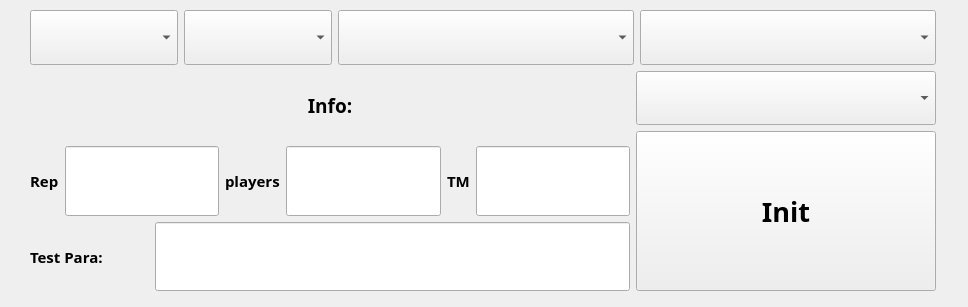
Old version of the form ffbe_widget.ui in the repository HyuntaMansei/ffbe.
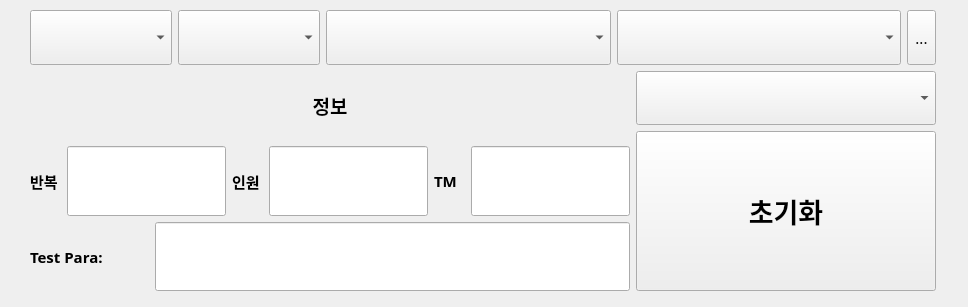
New version of the form.

What changed in the file:
```diff
--- a/ffbe_widget.ui
+++ b/ffbe_widget.ui
@@ -138,6 +138,25 @@
         </property>
        </widget>
       </item>
+      <item>
+       <widget class="QToolButton" name="toolButton">
+        <property name="sizePolicy">
+         <sizepolicy hsizetype="Preferred" vsizetype="Preferred">
+          <horstretch>0</horstretch>
+          <verstretch>0</verstretch>
+         </sizepolicy>
+        </property>
+        <property name="text">
+         <string>...</string>
+        </property>
+        <property name="iconSize">
+         <size>
+          <width>30</width>
+          <height>30</height>
+         </size>
+        </property>
+       </widget>
+      </item>
      </layout>
     </item>
     <item>
@@ -157,7 +176,7 @@
              </font>
             </property>
             <property name="text">
-             <string>Info:</string>
+             <string>정보</string>
             </property>
             <property name="alignment">
              <set>Qt::AlignCenter</set>
@@ -194,7 +213,7 @@
              <locale language="English" country="UnitedStates"/>
             </property>
             <property name="text">
-             <string>Rep</string>
+             <string>반복</string>
             </property>
            </widget>
           </item>
@@ -254,7 +273,7 @@
              <locale language="English" country="UnitedStates"/>
             </property>
             <property name="text">
-             <string>players</string>
+             <string>인원</string>
             </property>
            </widget>
           </item>
@@ -459,7 +478,7 @@
            </font>
           </property>
           <property name="text">
-           <string>Init</string>
+           <string>초기화</string>
           </property>
          </widget>
         </item>
```
Left out of the diff: 17 changed lines with no effect on the pictures.
